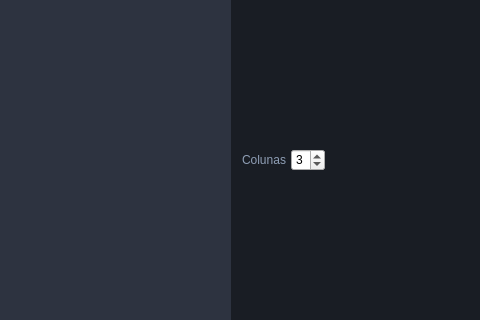
Above: src/ui/Flow.ui from BrunoCardosoFS/NaxiStudioFlow before the change; both pictures show x 800 to 1280 and y 230 to 550 of the 1280 by 720 pixel window. Below: the same form after it.
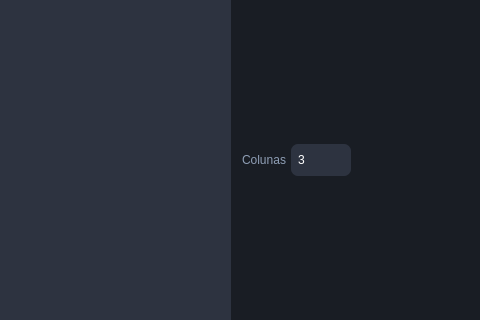
That is the form after the change. Icons and pictures are not drawn. Custom widgets are drawn as their Qt base class.

Commit message:
style(ui): add custom QSpinBox styling for cart wall columns
- Add QSpinBox stylesheet with rounded background, hover state and custom arrow buttons

- Add arrow-up icon and register it in app.qrc

- Set fixed 60x32 size for the cart wall columns spin box

Diff of the .ui file:
```diff
--- a/src/ui/Flow.ui
+++ b/src/ui/Flow.ui
@@ -32,7 +32,52 @@
 	color: #ffffff;
 }
 
-QLineEdit{
+QSpinBox{
+ 	background-color: #2D3340;
+ 	border: none;
+ 	border-radius: 7px;
+ 	padding-left: 5px;
+ 	color: #ffffff;
+ }
+ 
+ QSpinBox:hover{
+ 	background-color: #292e38;
+ }
+ 
+ QSpinBox::up-button, QSpinBox::down-button{
+ 	subcontrol-origin: border;
+ 	width: 22px;
+ 	border: none;
+ 	background-color: transparent;
+ }
+ 
+ QSpinBox::up-button{
+ 	subcontrol-position: top right;
+ 	border-top-right-radius: 7px;
+ }
+ 
+ QSpinBox::down-button{
+ 	subcontrol-position: bottom right;
+ 	border-bottom-right-radius: 7px;
+ }
+ 
+ QSpinBox::up-button:hover, QSpinBox::down-button:hover{
+ 	background-color: #1F232C;
+ }
+ 
+ QSpinBox::up-arrow{
+ 	image: url(&quot;:/images/icons/arrow-up.svg&quot;);
+ 	width: 8px;
+ 	height: 8px;
+ }
+ 
+ QSpinBox::down-arrow{
+ 	image: url(&quot;:/images/icons/arrow-down.svg&quot;);
+ 	width: 8px;
+ 	height: 8px;
+ }
+ 
+ QLineEdit{
 	background-color: #2D3340;
 	border: none;
 	border-radius: 7px;
@@ -740,7 +785,7 @@
          <number>5</number>
         </property>
         <item>
-         <widget class="QLabel" name="cartWallColumnsLabel"><property name="text"><string>Colunas</string></property></widget></item><item><widget class="QSpinBox" name="cartWallColumns"><property name="minimum"><number>1</number></property><property name="maximum"><number>8</number></property><property name="value"><number>3</number></property></widget></item><item><spacer name="cartWallHeaderSpacer"><property name="orientation"><enum>Qt::Orientation::Horizontal</enum></property><property name="sizeHint" stdset="0"><size><width>40</width><height>20</height></size></property></spacer>
+         <widget class="QLabel" name="cartWallColumnsLabel"><property name="text"><string>Colunas</string></property></widget></item><item><widget class="QSpinBox" name="cartWallColumns"><property name="minimumSize"><size><width>60</width><height>32</height></size></property><property name="maximumSize"><size><width>60</width><height>32</height></size></property><property name="minimum"><number>1</number></property><property name="maximum"><number>8</number></property><property name="value"><number>3</number></property></widget></item><item><spacer name="cartWallHeaderSpacer"><property name="orientation"><enum>Qt::Orientation::Horizontal</enum></property><property name="sizeHint" stdset="0"><size><width>40</width><height>20</height></size></property></spacer>
         </item>
        </layout>
       </widget>
```
The commit also changes 2 other files.
